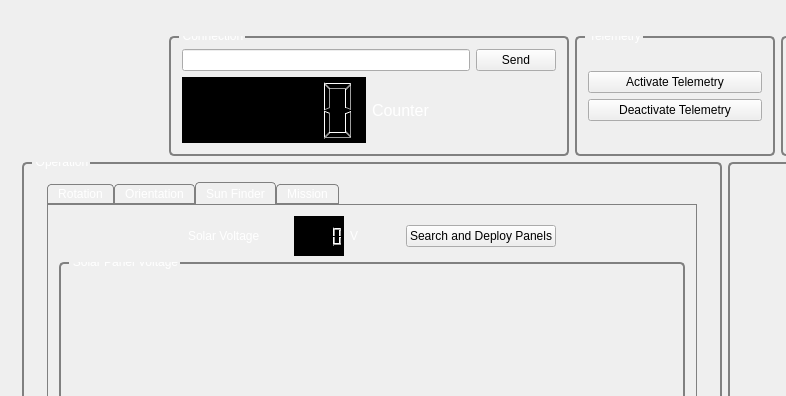
The window that groundstation.ui (lxbader/frogstation) describes before a commit, drawn with Qt 5; both pictures show x 0 to 786 and y 0 to 396 of the 1250 by 720 pixel window.
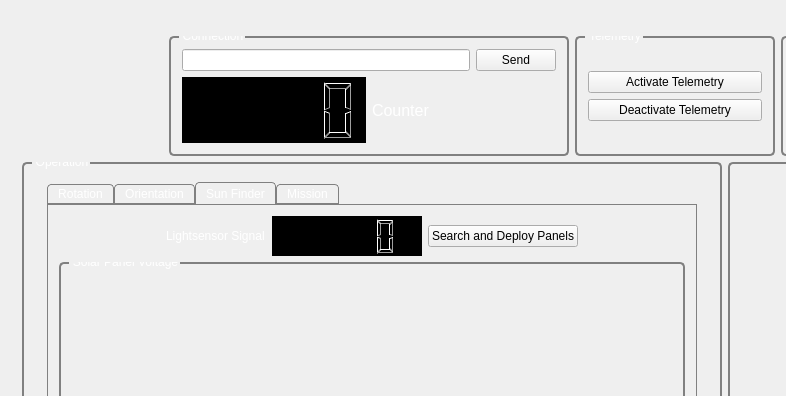
The same window after the commit. Icons and pictures are not drawn. Custom widgets are drawn as their Qt base class.

```diff
--- a/groundstation.ui
+++ b/groundstation.ui
@@ -826,26 +826,7 @@
                       </size>
                      </property>
                      <property name="text">
-                      <string>Solar Voltage</string>
-                     </property>
-                    </widget>
-                   </item>
-                   <item row="0" column="3" alignment="Qt::AlignHCenter">
-                    <widget class="QLabel" name="label_28">
-                     <property name="minimumSize">
-                      <size>
-                       <width>50</width>
-                       <height>0</height>
-                      </size>
-                     </property>
-                     <property name="maximumSize">
-                      <size>
-                       <width>50</width>
-                       <height>40</height>
-                      </size>
-                     </property>
-                     <property name="text">
-                      <string>V</string>
+                      <string>Lightsensor Signal</string>
                      </property>
                     </widget>
                    </item>
@@ -853,13 +834,13 @@
                     <widget class="QLCDNumber" name="solarLCD">
                      <property name="minimumSize">
                       <size>
-                       <width>50</width>
+                       <width>150</width>
                        <height>40</height>
                       </size>
                      </property>
                      <property name="maximumSize">
                       <size>
-                       <width>50</width>
+                       <width>150</width>
                        <height>40</height>
                       </size>
                      </property>
@@ -878,7 +859,7 @@
                      </property>
                     </spacer>
                    </item>
-                   <item row="0" column="4">
+                   <item row="0" column="3">
                     <widget class="QPushButton" name="sunFinderButton">
                      <property name="maximumSize">
                       <size>
@@ -891,7 +872,7 @@
                      </property>
                     </widget>
                    </item>
-                   <item row="0" column="5">
+                   <item row="0" column="4">
                     <spacer name="horizontalSpacer_3">
                      <property name="orientation">
                       <enum>Qt::Horizontal</enum>
```
